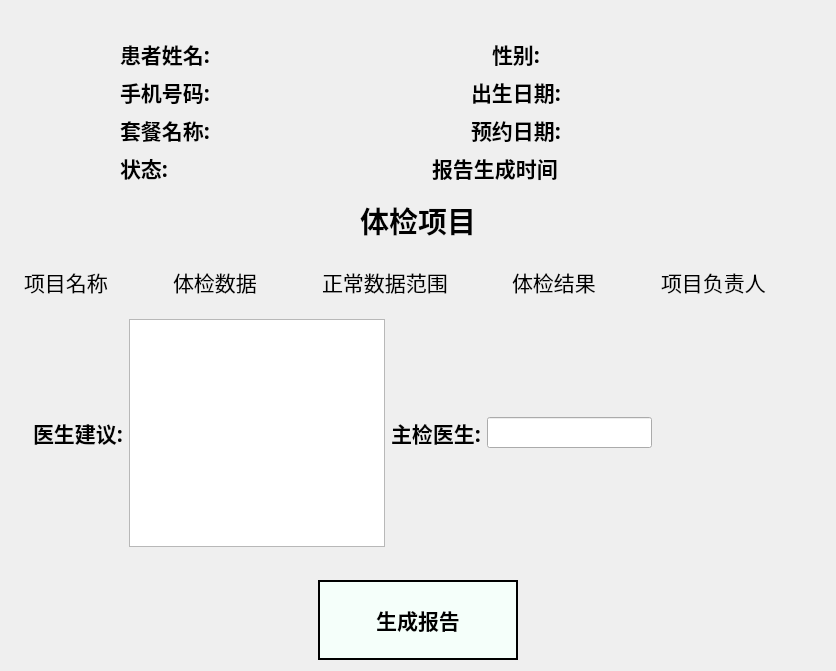
Before: the Qt Designer form PEIS_Client/editmedicalexaminationreport.ui in ooohhhj/PEIS, drawn with Qt 5.
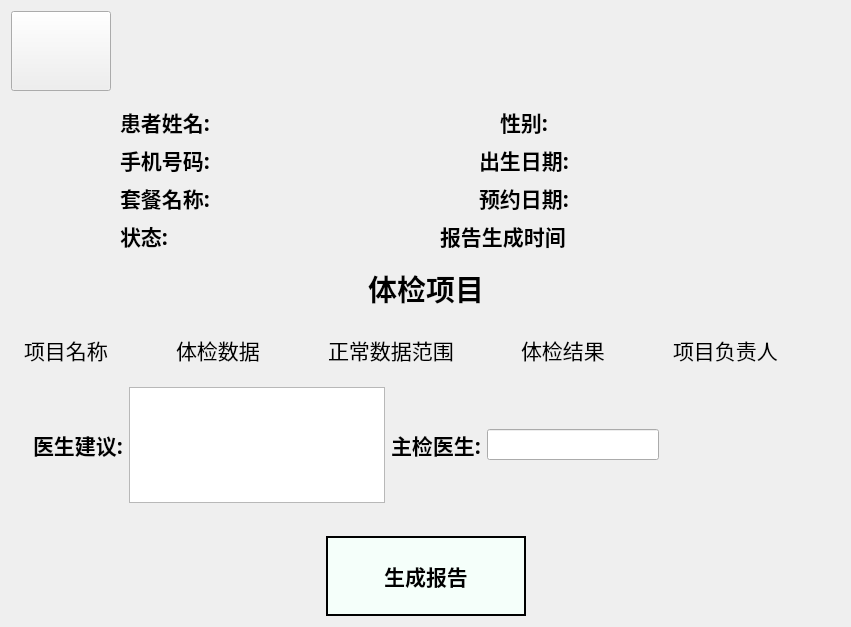
After: the same form once the commit is applied. Icons and pictures are not drawn.

Patch:
```diff
--- a/PEIS_Client/editmedicalexaminationreport.ui
+++ b/PEIS_Client/editmedicalexaminationreport.ui
@@ -6,8 +6,8 @@
    <rect>
     <x>0</x>
     <y>0</y>
-    <width>836</width>
-    <height>671</height>
+    <width>851</width>
+    <height>627</height>
    </rect>
   </property>
   <property name="windowTitle">
@@ -16,6 +16,52 @@
   <layout class="QGridLayout" name="gridLayout_3">
    <item row="0" column="0">
     <layout class="QVBoxLayout" name="verticalLayout_2">
+     <item>
+      <layout class="QHBoxLayout" name="horizontalLayout_9">
+       <item>
+        <widget class="QPushButton" name="returnExitButton">
+         <property name="minimumSize">
+          <size>
+           <width>100</width>
+           <height>80</height>
+          </size>
+         </property>
+         <property name="maximumSize">
+          <size>
+           <width>100</width>
+           <height>80</height>
+          </size>
+         </property>
+         <property name="text">
+          <string/>
+         </property>
+         <property name="icon">
+          <iconset resource="../Resource/icom.qrc">
+           <normaloff>:/returnExit.png</normaloff>:/returnExit.png</iconset>
+         </property>
+         <property name="iconSize">
+          <size>
+           <width>50</width>
+           <height>50</height>
+          </size>
+         </property>
+        </widget>
+       </item>
+       <item>
+        <spacer name="horizontalSpacer_25">
+         <property name="orientation">
+          <enum>Qt::Horizontal</enum>
+         </property>
+         <property name="sizeHint" stdset="0">
+          <size>
+           <width>40</width>
+           <height>20</height>
+          </size>
+         </property>
+        </spacer>
+       </item>
+      </layout>
+     </item>
      <item>
       <widget class="QWidget" name="patienWidget" native="true">
        <property name="styleSheet">
@@ -25,22 +71,6 @@
        <layout class="QGridLayout" name="gridLayout_2">
         <item row="0" column="0">
          <layout class="QVBoxLayout" name="verticalLayout">
-          <item>
-           <spacer name="verticalSpacer_6">
-            <property name="orientation">
-             <enum>Qt::Vertical</enum>
-            </property>
-            <property name="sizeType">
-             <enum>QSizePolicy::Fixed</enum>
-            </property>
-            <property name="sizeHint" stdset="0">
-             <size>
-              <width>20</width>
-              <height>18</height>
-             </size>
-            </property>
-           </spacer>
-          </item>
           <item>
            <layout class="QHBoxLayout" name="horizontalLayout">
             <item>
```
Left out of the diff: 4 changed lines with no effect on the pictures.
